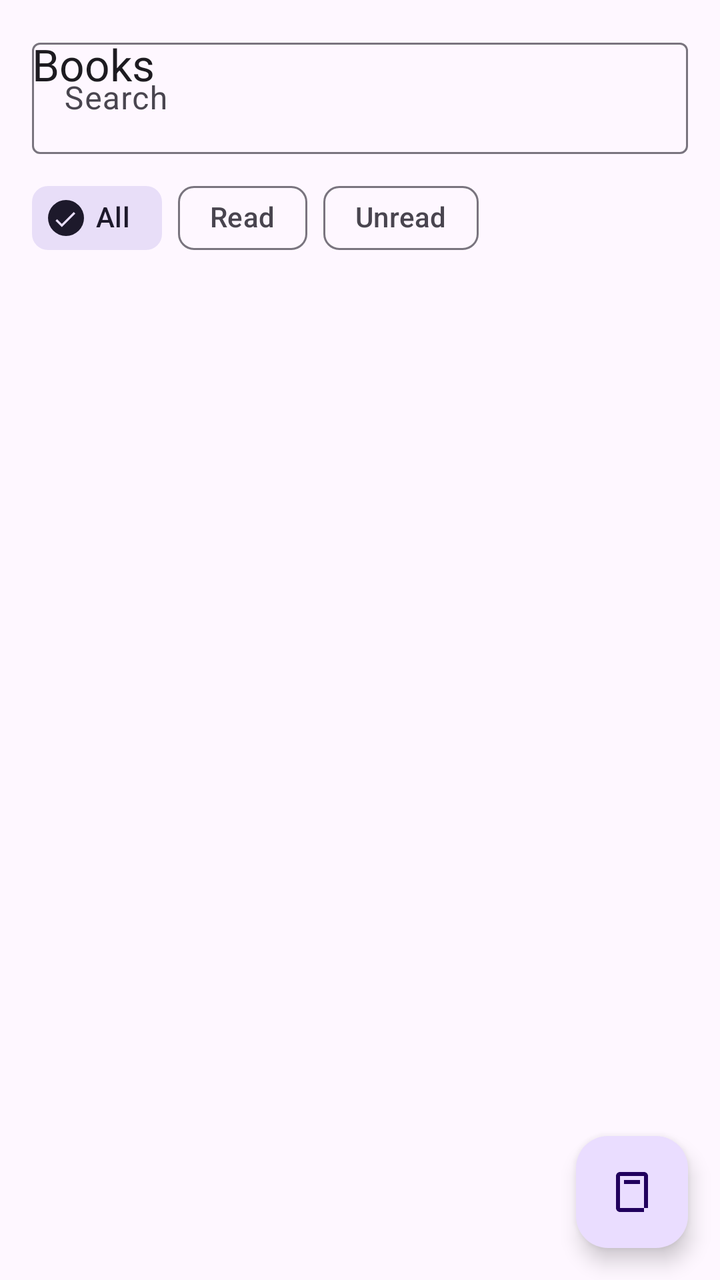
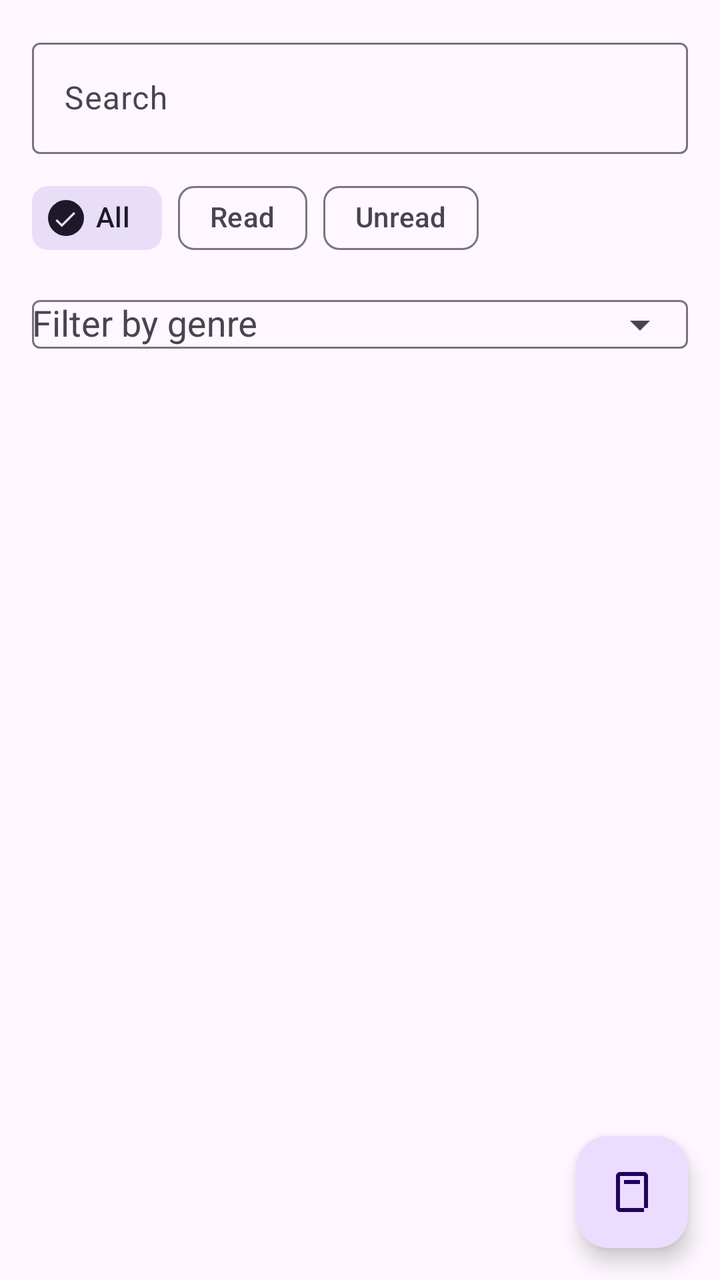

Screens rendered from an Android XML layout before and after an edit, with the pre-edit source and the edit as a unified diff.
<!-- AndroidManifest.xml: application theme Theme.Bookshelf -->
<!-- res/layout/fragment_book_list.xml -->
<?xml version="1.0" encoding="utf-8"?>
<androidx.coordinatorlayout.widget.CoordinatorLayout
    xmlns:android="http://schemas.android.com/apk/res/android"
    xmlns:app="http://schemas.android.com/apk/res-auto"
    android:layout_width="match_parent"
    android:layout_height="match_parent">

    <com.google.android.material.appbar.MaterialToolbar
        android:id="@+id/listToolbar"
        android:layout_width="match_parent"
        android:layout_height="wrap_content"
        app:title="@string/books" />

    <LinearLayout
        android:orientation="vertical"
        android:padding="16dp"
        android:layout_width="match_parent"
        android:layout_height="match_parent">

        <com.google.android.material.textfield.TextInputLayout
            android:layout_width="match_parent"
            android:layout_height="wrap_content"
            android:hint="@string/search">
            <com.google.android.material.textfield.TextInputEditText
                android:id="@+id/searchEdit"
                android:layout_width="match_parent"
                android:layout_height="wrap_content"/>
        </com.google.android.material.textfield.TextInputLayout>

        <com.google.android.material.chip.ChipGroup
            android:id="@+id/filterGroup"
            android:layout_width="match_parent"
            android:layout_height="wrap_content"
            android:paddingTop="8dp"
            app:singleSelection="true">

            <com.google.android.material.chip.Chip
                android:id="@+id/chip_all"
                style="@style/Widget.Material3.Chip.Suggestion"
                android:layout_width="wrap_content"
                android:layout_height="wrap_content"
                android:text="@string/filter_all"
                app:checkedIconEnabled="true"
                android:checked="true"/>

            <com.google.android.material.chip.Chip
                android:id="@+id/chip_read"
                style="@style/Widget.Material3.Chip.Suggestion"
                android:layout_width="wrap_content"
                android:layout_height="wrap_content"
                android:text="@string/filter_read"/>

            <com.google.android.material.chip.Chip
                android:id="@+id/chip_unread"
                style="@style/Widget.Material3.Chip.Suggestion"
                android:layout_width="wrap_content"
                android:layout_height="wrap_content"
                android:text="@string/filter_unread"/>
        </com.google.android.material.chip.ChipGroup>


        <androidx.recyclerview.widget.RecyclerView
            android:id="@+id/recycler"
            android:layout_width="match_parent"
            android:layout_height="0dp"
            android:layout_weight="1"
            android:paddingTop="8dp"
            app:layoutManager="androidx.recyclerview.widget.LinearLayoutManager"/>
    </LinearLayout>

    <com.google.android.material.floatingactionbutton.FloatingActionButton
        android:id="@+id/fabAdd"
        android:layout_width="wrap_content"
        android:layout_height="wrap_content"
        android:layout_gravity="bottom|end"
        android:layout_margin="16dp"
        app:srcCompat="@drawable/ic_book"
        android:contentDescription="@string/add_book"/>
</androidx.coordinatorlayout.widget.CoordinatorLayout>
<!-- resources referenced by this layout -->
<resources>
  <!-- drawable ic_book (drawable) -->
  <vector xmlns:android="http://schemas.android.com/apk/res/android"
      android:width="24dp" android:height="24dp"
      android:viewportWidth="24" android:viewportHeight="24">
      <path
          android:fillColor="#000"
          android:pathData="M18,2H6C4.9,2 4,2.9 4,4v16c0,1.1 0.9,2 2,2h12v-2H6V4h12v16h2V4c0,-1.1 -0.9,-2 -2,-2zM8,6h8v2H8V6z" />
  </vector>
  <string name="add_book">Add book</string>
  <string name="books">Books</string>
  <string name="filter_all">All</string>
  <string name="filter_read">Read</string>
  <string name="filter_unread">Unread</string>
  <string name="search">Search</string>
  <style name="Theme.Bookshelf" parent="Theme.Material3.Light.NoActionBar">
          <item name="colorPrimary">@color/md_theme_primary</item>
          <item name="colorOnPrimary">@color/md_theme_onPrimary</item>
          <item name="colorSecondary">@color/md_theme_secondary</item>
          <item name="android:statusBarColor">@color/md_theme_primary</item>
          <item name="android:navigationBarColor">@color/md_theme_surface</item>
      </style>
  <color name="md_theme_primary">#6750A4</color>
  <color name="md_theme_onPrimary">#FFFFFF</color>
  <color name="md_theme_secondary">#625B71</color>
  <color name="md_theme_surface">#FFFBFE</color>
</resources>

<!-- the commit's change to res/layout/fragment_book_list.xml (unified diff, before → after) -->
@@ -8,8 +8,7 @@
     <com.google.android.material.appbar.MaterialToolbar
         android:id="@+id/listToolbar"
         android:layout_width="match_parent"
-        android:layout_height="wrap_content"
-        app:title="@string/books" />
+        android:layout_height="wrap_content"/>
 
     <LinearLayout
         android:orientation="vertical"
@@ -59,6 +58,22 @@
         </com.google.android.material.chip.ChipGroup>
 
 
+
+        <com.google.android.material.textfield.TextInputLayout
+            android:id="@+id/genreFilterLayout"
+            android:layout_width="match_parent"
+            android:layout_height="wrap_content"
+            android:hint="@string/genre_filter_hint"
+            app:endIconMode="dropdown_menu">
+
+            <com.google.android.material.textfield.MaterialAutoCompleteTextView
+                android:id="@+id/genreFilter"
+                android:layout_width="match_parent"
+                android:layout_height="wrap_content"
+                android:inputType="none" />
+        </com.google.android.material.textfield.TextInputLayout>
+
+
         <androidx.recyclerview.widget.RecyclerView
             android:id="@+id/recycler"
             android:layout_width="match_parent"
<!-- resource entries referenced after the edit -->
@@ -9,10 +9,10 @@
           android:pathData="M18,2H6C4.9,2 4,2.9 4,4v16c0,1.1 0.9,2 2,2h12v-2H6V4h12v16h2V4c0,-1.1 -0.9,-2 -2,-2zM8,6h8v2H8V6z" />
   </vector>
   <string name="add_book">Add book</string>
-  <string name="books">Books</string>
   <string name="filter_all">All</string>
   <string name="filter_read">Read</string>
   <string name="filter_unread">Unread</string>
+  <string name="genre_filter_hint">Filter by genre</string>
   <string name="search">Search</string>
   <style name="Theme.Bookshelf" parent="Theme.Material3.Light.NoActionBar">
           <item name="colorPrimary">@color/md_theme_primary</item>
